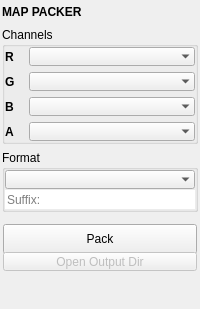
Qt form extapps/texture_maps/packer/packer.ui (m3trik/extapps) before a commit.
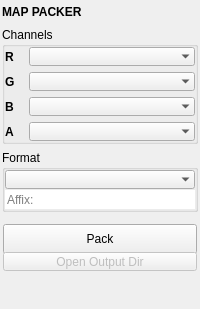
The same form after that commit. Custom widgets are drawn as their Qt base class.

What changed in the file:
```diff
--- a/extapps/texture_maps/packer/packer.ui
+++ b/extapps/texture_maps/packer/packer.ui
@@ -411,7 +411,7 @@
             <bool>false</bool>
            </property>
            <property name="placeholderText">
-            <string>Suffix:</string>
+            <string>Affix:</string>
            </property>
           </widget>
          </item>
```
Left out of the diff: 2 changed lines with no effect on the pictures.
